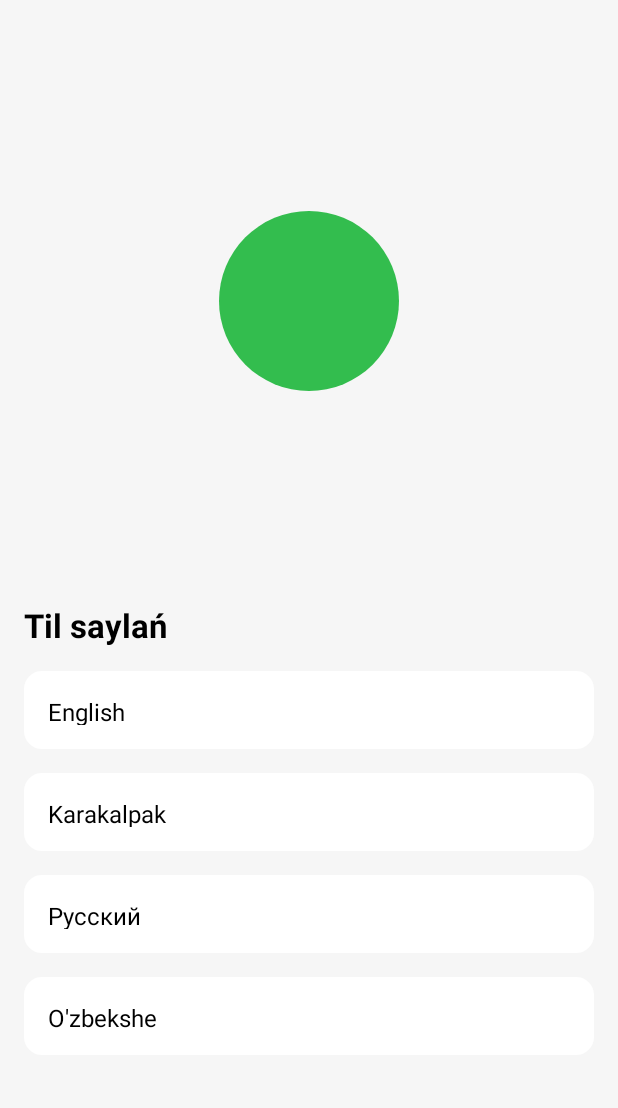
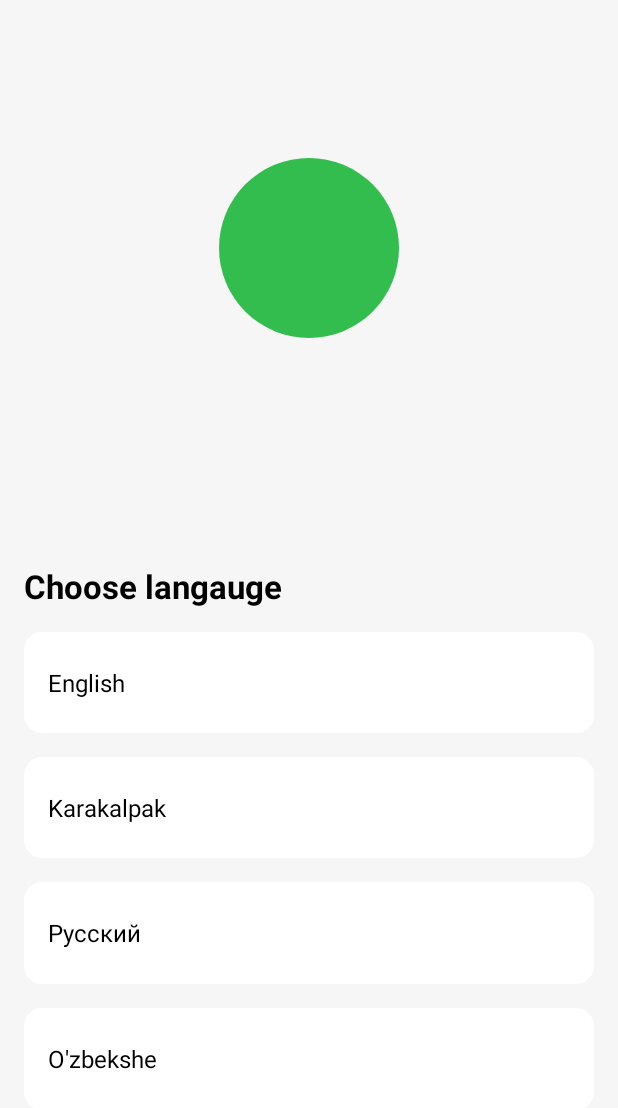
Before and after one commit to thpengu/Baxt-Android, an Android app: the screen it shows after launch (MainActivity), on a phone screen of 412 x 824 dp. Shown: the top 1108 px of the screen. Run offline under Robolectric (Android 15) with nearby library versions, the phone set to English and light mode, and no system bars.

```diff
--- a/app/build.gradle.kts
+++ b/app/build.gradle.kts
@@ -1,6 +1,7 @@
 plugins {
     alias(libs.plugins.android.application)
     alias(libs.plugins.jetbrains.kotlin.android)
+    id("androidx.navigation.safeargs.kotlin")
 }
 
 android {
@@ -53,9 +54,6 @@ dependencies {
     androidTestImplementation(libs.androidx.junit)
     androidTestImplementation(libs.androidx.espresso.core)
 
-    // Jetpack Compose Integration
-    implementation (libs.androidx.navigation.compose)
-
     // Views/Fragments Integration
     implementation (libs.androidx.navigation.fragment)
     implementation (libs.androidx.navigation.ui)
@@ -92,6 +90,4 @@ dependencies {
 
     /** swipe refresh layout */
     implementation(libs.androidx.swiperefreshlayout)
-
-
 }
--- a/app/src/main/java/uz/karsoft/baxt/MainActivity.kt
+++ b/app/src/main/java/uz/karsoft/baxt/MainActivity.kt
@@ -21,6 +21,5 @@ class MainActivity : AppCompatActivity() {
             supportFragmentManager.findFragmentById(R.id.fragment) as NavHostFragment
         navController = navHostFragment.findNavController()
 
-
     }
 }
--- a/app/src/main/java/uz/karsoft/baxt/ui/auth/login/LoginScreen.kt
+++ b/app/src/main/java/uz/karsoft/baxt/ui/auth/login/LoginScreen.kt
@@ -7,6 +7,7 @@ import androidx.fragment.app.Fragment
 import androidx.lifecycle.lifecycleScope
 import androidx.navigation.NavController
 import androidx.navigation.Navigation
+import androidx.navigation.fragment.navArgs
 import kotlinx.coroutines.launch
 import org.koin.android.ext.android.inject
 import org.koin.androidx.viewmodel.ext.android.viewModel
@@ -24,6 +25,7 @@ class LoginScreen : Fragment(R.layout.layout_login) {
     private lateinit var navController: NavController
     private val vm: AuthVM by viewModel()
     private val settings: Settings by inject()
+    private val safeArgs: LoginScreenArgs by navArgs()
 
     override fun onViewCreated(view: View, savedInstanceState: Bundle?) {
         super.onViewCreated(view, savedInstanceState)
@@ -66,7 +68,8 @@ class LoginScreen : Fragment(R.layout.layout_login) {
                 }
             }
             btnRegistration.setOnClickListener {
-                navController.navigate(R.id.action_loginScreen_to_registrationScreen)
+                val action = LoginScreenDirections.actionLoginScreenToRegistrationScreen(safeArgs.lang)
+                navController.navigate(action)
             }
         }
         setUpObservers()
--- a/app/src/main/res/layout/layout_language.xml
+++ b/app/src/main/res/layout/layout_language.xml
@@ -13,13 +13,13 @@
         app:layout_constraintStart_toStartOf="parent"
         app:layout_constraintEnd_toEndOf="parent"
         app:layout_constraintBottom_toBottomOf="parent"
-        app:layout_constraintVertical_bias="0.2"
+        app:layout_constraintVertical_bias="0.15"
         android:background="@drawable/green_circle"/>
     <TextView
         android:id="@+id/tv_title"
         android:layout_width="match_parent"
         android:layout_height="wrap_content"
-        android:text="Til saylań"
+        android:text="@string/choose_lang"
         android:textSize="@dimen/_22"
         android:textColor="@color/black"
         android:textStyle="bold"
@@ -34,7 +34,7 @@
         android:layout_height="0dp"
         app:layout_constraintTop_toBottomOf="@id/tv_title"
         app:layout_constraintBottom_toBottomOf="parent"
-        android:weightSum="6"
+        android:weightSum="5"
         android:layout_margin="@dimen/_16"
         android:orientation="vertical">
 
@@ -49,7 +49,8 @@
             android:gravity="center|start"
             android:background="@drawable/bg_lang"
             android:foreground="?attr/selectableItemBackground"
-            android:padding="@dimen/_16"/>
+            android:padding="@dimen/_16"
+            tools:ignore="SpUsage" />
         <TextView
             android:id="@+id/tv_kaa"
             android:layout_width="match_parent"
@@ -61,7 +62,8 @@
             android:gravity="center|start"
             android:background="@drawable/bg_lang"
             android:layout_marginTop="@dimen/_16"
-            android:padding="@dimen/_16"/>
+            android:padding="@dimen/_16"
+            tools:ignore="SpUsage"/>
         <TextView
             android:id="@+id/tv_ru"
             android:layout_width="match_parent"
@@ -74,7 +76,7 @@
             android:background="@drawable/bg_lang"
             android:layout_marginTop="@dimen/_16"
             android:padding="@dimen/_16"
-            tools:ignore="SpUsage" />
+            tools:ignore="SpUsage"/>
         <TextView
             android:id="@+id/tv_uz"
             android:layout_width="match_parent"
@@ -86,7 +88,8 @@
             android:gravity="center|start"
             android:background="@drawable/bg_lang"
             android:layout_marginTop="@dimen/_16"
-            android:padding="@dimen/_16"/>
+            android:padding="@dimen/_16"
+            tools:ignore="SpUsage"/>
     </LinearLayout>
 
 </androidx.constraintlayout.widget.ConstraintLayout>
--- a/app/src/main/res/navigation/nav_graph.xml
+++ b/app/src/main/res/navigation/nav_graph.xml
@@ -29,6 +29,10 @@
             app:launchSingleTop="true"
             app:popUpTo="@id/nav_graph"
             app:popUpToInclusive="true"/>
+        <argument
+            android:name="lang"
+            app:argType="string"
+            android:defaultValue=""/>
     </fragment>
     <fragment
         android:id="@+id/loginScreen"
@@ -50,6 +54,10 @@
         <action
             android:id="@+id/action_loginScreen_to_forgetPasswordScreen"
             app:destination="@id/forgetPasswordScreen" />
+        <argument
+            android:name="lang"
+            app:argType="string"
+            android:defaultValue=""/>
     </fragment>
     <fragment
         android:id="@+id/mainScreen"
--- a/app/src/main/res/values/strings.xml
+++ b/app/src/main/res/values/strings.xml
@@ -23,4 +23,5 @@
     <string name="settings">Settings</string>
     <string name="saved">Saved</string>
     <string name="basket">Basket</string>
+    <string name="choose_lang">Choose langauge</string>
 </resources>
--- a/gradle/libs.versions.toml
+++ b/gradle/libs.versions.toml
@@ -19,6 +19,7 @@ material = "1.12.0"
 activity = "1.9.1"
 constraintlayout = "2.1.4"
 navigationCompose = "2.8.0"
+navigationSafeArgsGradlePlugin = "2.8.1"
 okhttp = "4.12.0"
 retrofit = "2.11.0"
 retrofit2KotlinCoroutinesAdapter = "0.9.2"
@@ -29,6 +30,7 @@ androidx-core-ktx = { group = "androidx.core", name = "core-ktx", version.ref =
 androidx-navigation-compose = { module = "androidx.navigation:navigation-compose", version.ref = "navigationCompose" }
 androidx-navigation-dynamic-features-fragment = { module = "androidx.navigation:navigation-dynamic-features-fragment", version.ref = "navigationCompose" }
 androidx-navigation-fragment = { module = "androidx.navigation:navigation-fragment", version.ref = "navigationCompose" }
+androidx-navigation-safe-args-gradle-plugin = { module = "androidx.navigation:navigation-safe-args-gradle-plugin", version.ref = "navigationSafeArgsGradlePlugin" }
 androidx-navigation-testing = { module = "androidx.navigation:navigation-testing", version.ref = "navigationCompose" }
 androidx-navigation-ui = { module = "androidx.navigation:navigation-ui", version.ref = "navigationCompose" }
 androidx-swiperefreshlayout = { module = "androidx.swiperefreshlayout:swiperefreshlayout", version.ref = "swiperefreshlayout" }
```
Also changed, not shown: app/src/main/java/uz/karsoft/baxt/ui/lang/LanguageScreen.kt (+4 -3 lines), build.gradle.kts (+6 -1 lines).
